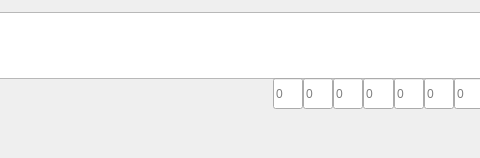
This is rozmiarydialog.ui in militia11/shoes as Qt 5 draws it before an edit; both pictures show x 487 to 967 and y 0 to 158 of the 1277 by 158 pixel window. The edited form follows.
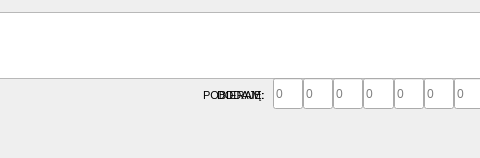
This is the edited form.

What changed in the file:
```diff
--- a/rozmiarydialog.ui
+++ b/rozmiarydialog.ui
@@ -465,6 +465,42 @@
     </item>
    </layout>
   </widget>
+  <widget class="QLabel" name="labeldOD">
+   <property name="geometry">
+    <rect>
+     <x>704</x>
+     <y>80</y>
+     <width>61</width>
+     <height>31</height>
+    </rect>
+   </property>
+   <property name="font">
+    <font>
+     <pointsize>8</pointsize>
+    </font>
+   </property>
+   <property name="text">
+    <string>DODAJĘ:</string>
+   </property>
+  </widget>
+  <widget class="QLabel" name="labelpOB">
+   <property name="geometry">
+    <rect>
+     <x>690</x>
+     <y>80</y>
+     <width>71</width>
+     <height>31</height>
+    </rect>
+   </property>
+   <property name="font">
+    <font>
+     <pointsize>8</pointsize>
+    </font>
+   </property>
+   <property name="text">
+    <string>POBIERAM:</string>
+   </property>
+  </widget>
  </widget>
  <resources/>
  <connections>
```
Left out of the diff: 3 changed lines with no effect on the pictures.
